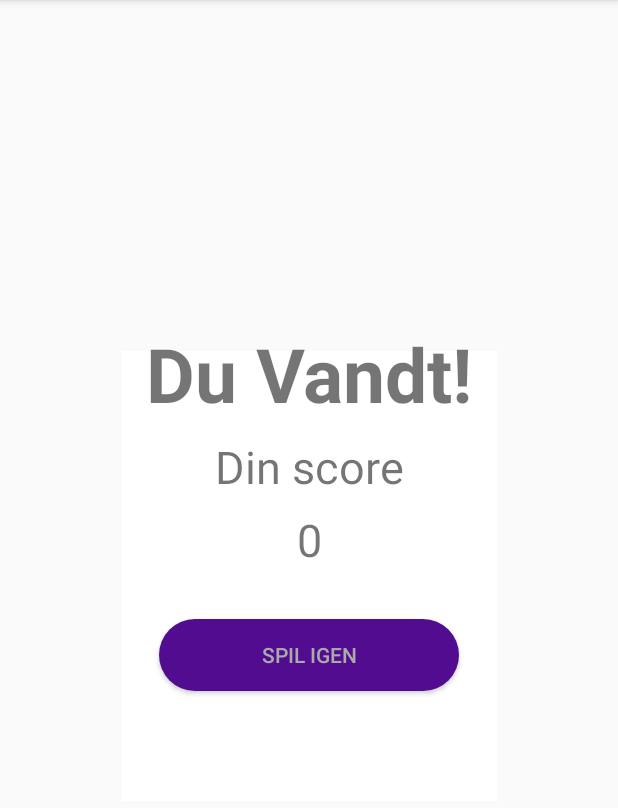
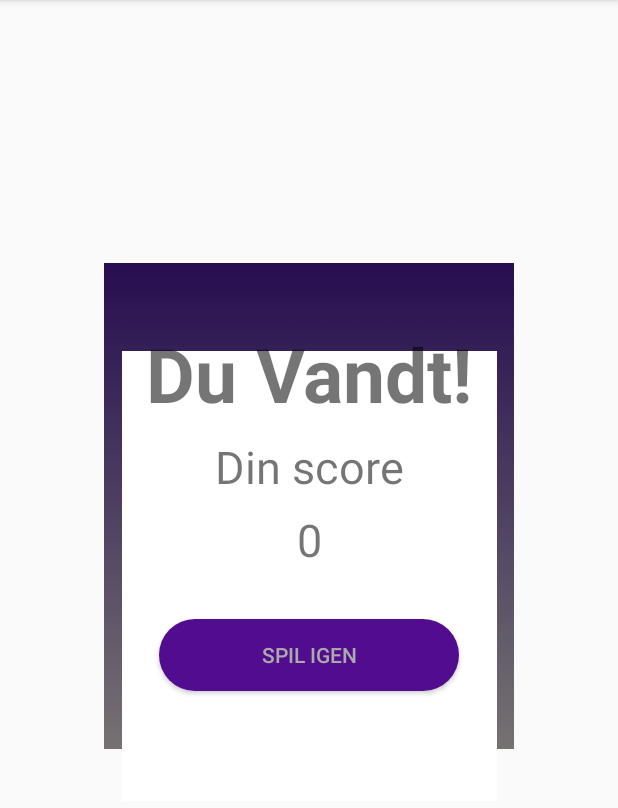
Before and after one commit to Cilian/Galge, an Android app: the fragment Restart shown on its own in the app's theme, on a phone screen of 412 x 824 dp, the part 84-892 px from its top. Run offline under Robolectric (Android 15) with nearby library versions, the phone set to English and light mode, and no system bars.

Commit message:
Winner message.2

```diff
--- a/app/src/main/java/com/example/sren/galge/GameActivity.java
+++ b/app/src/main/java/com/example/sren/galge/GameActivity.java
@@ -1,6 +1,7 @@
 package com.example.sren.galge;
 
 import android.os.Bundle;
+import android.support.constraint.ConstraintLayout;
 import android.support.v4.app.FragmentManager;
 import android.support.v4.app.FragmentTransaction;
 import android.support.v7.app.AppCompatActivity;
@@ -8,6 +9,7 @@ import android.view.View;
 import android.view.WindowManager;
 import android.view.animation.TranslateAnimation;
 import android.widget.Button;
+import android.widget.FrameLayout;
 import android.widget.GridLayout;
 import android.widget.ImageView;
 import android.widget.TableLayout;
@@ -22,6 +24,9 @@ public class GameActivity extends AppCompatActivity implements View.OnClickListe
     Button B,T,K,A,E,V,J,U,F,H,I,S,Re,L,O,N,M,Y,P,G,D,C;
     ImageView fail,fail1,fail2,fail3,fail4,fail5,fail6;
     TableLayout buttons;
+
+    ConstraintLayout frag;
+    Button rest;
 
     @Override
     protected void onCreate(Bundle savedInstanceState) {
@@ -38,6 +43,7 @@ public class GameActivity extends AppCompatActivity implements View.OnClickListe
         word.setText(spil.getSynligtOrd());
 
         buttons = findViewById(R.id.buttons);
+        rest = (Button) findViewById(R.id.restart);
 
         B = findViewById(R.id.B);
         B.setOnClickListener(this);
@@ -249,6 +255,12 @@ public class GameActivity extends AppCompatActivity implements View.OnClickListe
             updateFail();
             if (spil.erSpilletSlut()) { end(); return;}
         }
+
+        if(v == rest){
+            spil.nulstil();
+            buttons.setVisibility(View.VISIBLE);
+
+        }
     }
         public void end () {
             if (spil.erSpilletVundet()) {
--- a/app/src/main/res/layout/fragment_restart.xml
+++ b/app/src/main/res/layout/fragment_restart.xml
@@ -4,9 +4,25 @@
     xmlns:tools="http://schemas.android.com/tools"
     android:layout_width="match_parent"
     android:layout_height="match_parent"
-    tools:context=".Restart">
+    tools:context=".Restart"
+    android:id="@+id/restarter">
 
     <!-- TODO: Update blank fragment layout -->
+
+    <LinearLayout
+        android:layout_width="273dp"
+        android:layout_height="324dp"
+        android:layout_marginStart="8dp"
+        android:layout_marginLeft="8dp"
+        android:layout_marginTop="175dp"
+        android:layout_marginEnd="8dp"
+        android:layout_marginRight="8dp"
+        android:background="@drawable/androidmobile"
+        android:orientation="vertical"
+        app:layout_constraintEnd_toEndOf="parent"
+        app:layout_constraintStart_toStartOf="parent"
+        app:layout_constraintTop_toTopOf="parent"
+        ></LinearLayout>
 
     <Button
         android:id="@+id/restart"
@@ -24,6 +40,7 @@
         android:id="@+id/linearLayout2"
         android:layout_width="250dp"
         android:layout_height="300dp"
+        android:layout_margin="10dp"
         android:background="@android:color/background_light"
         android:orientation="vertical"
         app:layout_constraintBottom_toBottomOf="parent"
```
